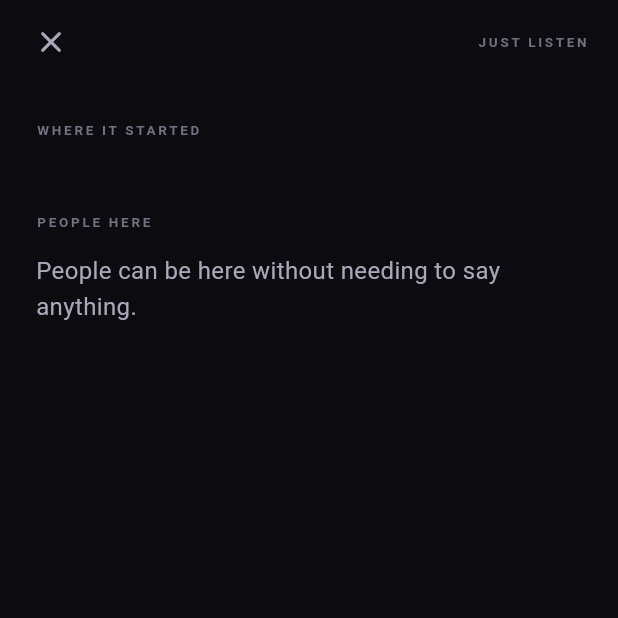
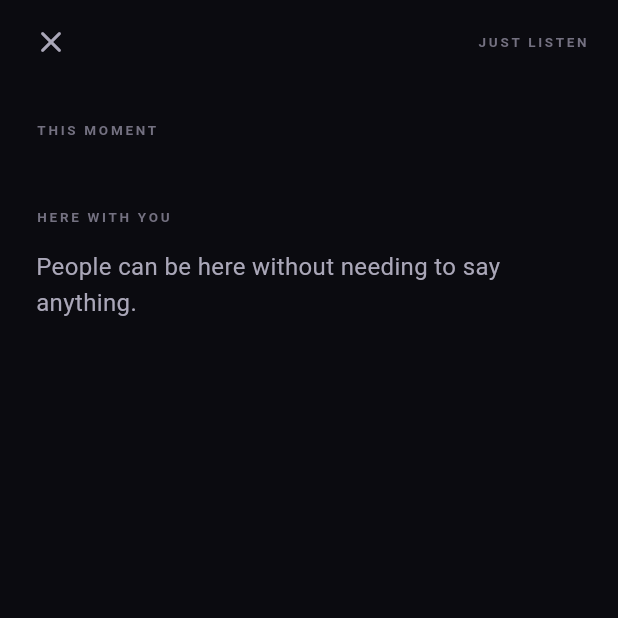
Before and after one commit to noyajesse/ventvo, a Flutter app: the SpaceScreen screen opened directly with empty values, on a phone screen of 412 x 824 dp, the top half of it. Run offline on Flutter 3.47's test engine with Material 3 defaults, Android fonts, the phone set to English and light mode, and no system bars; our stand-ins replace flutter_riverpod, shared_preferences; accounts and stored records are empty.

Commit message:
refine: make Space feel centered on the originating Moment

```diff
--- a/lib/features/spaces/screens/space_screen.dart
+++ b/lib/features/spaces/screens/space_screen.dart
@@ -32,7 +32,6 @@ class _SpaceScreenState extends ConsumerState<SpaceScreen> {
   final storage = SpaceResponseStorage();
   final controller = TextEditingController();
   List<SpaceResponse> responses = const [];
-  bool loading = true;
 
   @override
   void initState() {
@@ -43,10 +42,7 @@ class _SpaceScreenState extends ConsumerState<SpaceScreen> {
   Future<void> _load() async {
     final value = await storage.loadForSpace(widget.space.id);
     if (!mounted) return;
-    setState(() {
-      responses = value;
-      loading = false;
-    });
+    setState(() => responses = value);
   }
 
   Future<void> _respond() async {
@@ -85,9 +81,7 @@ class _SpaceScreenState extends ConsumerState<SpaceScreen> {
     await ref.read(ventProvider.notifier).addVent(moment);
     await ref.read(spaceProvider.notifier).addMoment(widget.space.id, moment.id);
     if (!mounted) return;
-
     controller.clear();
-    await _load();
   }
 
   @override
@@ -144,29 +138,41 @@ class _SpaceScreenState extends ConsumerState<SpaceScreen> {
     final ids = widget.space.allVentIds.toSet();
     final moments = allVents.where((v) => ids.contains(v.id)).toList()
       ..sort((a, b) => a.createdAt.compareTo(b.createdAt));
-
     final ordinaryResponses = responses.where((response) => !response.isMoment).toList();
 
     return ListView(
       physics: const BouncingScrollPhysics(),
       padding: const EdgeInsets.fromLTRB(24, 24, 24, 36),
       children: [
-        _label('WHERE IT STARTED'),
-        const SizedBox(height: 13),
+        const Text(
+          'THIS MOMENT',
+          style: TextStyle(color: VentvoColors.textMuted, fontSize: 9, fontWeight: FontWeight.w700, letterSpacing: 1.8),
+        ),
+        const SizedBox(height: 14),
         if (moments.isNotEmpty) _origin(moments.first),
         if (moments.length > 1) ...[
-          const SizedBox(height: 38),
-          _label('WHAT EMERGED'),
-          const SizedBox(height: 18),
+          const SizedBox(height: 40),
+          const Text(
+            'MOMENTS THAT FOLLOWED',
+            style: TextStyle(color: VentvoColors.textMuted, fontSize: 9, fontWeight: FontWeight.w700, letterSpacing: 1.8),
+          ),
+          const SizedBox(height: 16),
           ...moments.skip(1).map(_moment),
         ],
-        const SizedBox(height: 34),
         if (ordinaryResponses.isNotEmpty) ...[
-          _label('PEOPLE HERE'),
+          const SizedBox(height: 30),
+          const Text(
+            'AROUND THIS MOMENT',
+            style: TextStyle(color: VentvoColors.textMuted, fontSize: 9, fontWeight: FontWeight.w700, letterSpacing: 1.8),
+          ),
           const SizedBox(height: 14),
           ...ordinaryResponses.map(_response),
         ] else if (widget.space.isJustListen) ...[
-          _label('PEOPLE HERE'),
+          const SizedBox(height: 30),
+          const Text(
+            'HERE WITH YOU',
+            style: TextStyle(color: VentvoColors.textMuted, fontSize: 9, fontWeight: FontWeight.w700, letterSpacing: 1.8),
+          ),
           const SizedBox(height: 14),
           const Text(
             'People can be here without needing to say anything.',
@@ -177,18 +183,8 @@ class _SpaceScreenState extends ConsumerState<SpaceScreen> {
     );
   }
 
-  Widget _label(String text) => Text(
-        text,
-        style: const TextStyle(
-          color: VentvoColors.textMuted,
-          fontSize: 9,
-          fontWeight: FontWeight.w700,
-          letterSpacing: 1.8,
-        ),
-      );
-
   Widget _origin(Vent vent) => Container(
-        padding: const EdgeInsets.fromLTRB(22, 22, 22, 27),
+        padding: const EdgeInsets.fromLTRB(22, 24, 22, 28),
         decoration: BoxDecoration(
           color: VentvoColors.surfaceElevated,
           borderRadius: BorderRadius.circular(30),
@@ -197,24 +193,19 @@ class _SpaceScreenState extends ConsumerState<SpaceScreen> {
           crossAxisAlignment: CrossAxisAlignment.start,
           children: [
             Text(vent.voiceMark, style: const TextStyle(color: VentvoColors.textMuted)),
-            const SizedBox(height: 17),
+            const SizedBox(height: 18),
             Text(
               vent.content,
-              style: const TextStyle(
-                color: VentvoColors.textPrimary,
-                fontSize: 25,
-                height: 1.45,
-                fontWeight: FontWeight.w500,
-              ),
+              style: const TextStyle(color: VentvoColors.textPrimary, fontSize: 25, height: 1.45, fontWeight: FontWeight.w500),
             ),
           ],
         ),
       );
 
   Widget _moment(Vent vent) => Padding(
-        padding: const EdgeInsets.only(bottom: 22),
+        padding: const EdgeInsets.only(bottom: 20),
         child: Container(
-          padding: const EdgeInsets.fromLTRB(18, 17, 18, 19),
+          padding: const EdgeInsets.fromLTRB(18, 18, 18, 20),
           decoration: BoxDecoration(
             color: VentvoColors.surfaceElevated,
             borderRadius: BorderRadius.circular(24),
@@ -226,24 +217,13 @@ class _SpaceScreenState extends ConsumerState<SpaceScreen> {
                 children: [
                   const Icon(Icons.auto_awesome_rounded, size: 13, color: VentvoColors.textMuted),
                   const SizedBox(width: 8),
-                  const Text(
-                    'MOMENT',
-                    style: TextStyle(
-                      color: VentvoColors.textMuted,
-                      fontSize: 8,
-                      fontWeight: FontWeight.w700,
-                      letterSpacing: 1.3,
-                    ),
-                  ),
+                  const Text('MOMENT', style: TextStyle(color: VentvoColors.textMuted, fontSize: 8, fontWeight: FontWeight.w700, letterSpacing: 1.3)),
                   const Spacer(),
                   Text(vent.voiceMark, style: const TextStyle(color: VentvoColors.textMuted, fontSize: 10)),
                 ],
               ),
               const SizedBox(height: 12),
-              Text(
-                vent.content,
-                style: const TextStyle(color: VentvoColors.textPrimary, fontSize: 18, height: 1.5),
-              ),
+              Text(vent.content, style: const TextStyle(color: VentvoColors.textPrimary, fontSize: 18, height: 1.5)),
             ],
           ),
         ),
@@ -284,10 +264,7 @@ class _SpaceScreenState extends ConsumerState<SpaceScreen> {
                     hintStyle: const TextStyle(color: VentvoColors.textMuted, fontSize: 13),
                     filled: true,
                     fillColor: VentvoColors.surface,
-                    border: OutlineInputBorder(
-                      borderRadius: BorderRadius.circular(20),
-                      borderSide: BorderSide.none,
-                    ),
+                    border: OutlineInputBorder(borderRadius: BorderRadius.circular(20), borderSide: BorderSide.none),
                   ),
                 ),
               ),
@@ -303,10 +280,7 @@ class _SpaceScreenState extends ConsumerState<SpaceScreen> {
                   if (value == 'moment') _createMoment();
                 },
                 itemBuilder: (_) => const [
-                  PopupMenuItem(
-                    value: 'moment',
-                    child: Text('Share as a Moment'),
-                  ),
+                  PopupMenuItem(value: 'moment', child: Text('Share a Moment')),
                 ],
               ),
             ],
```
